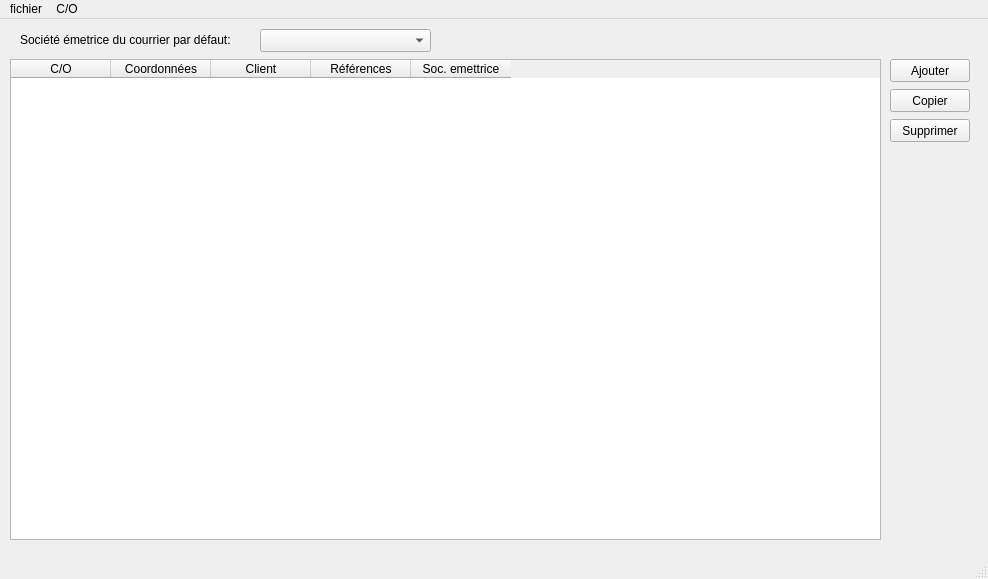
First picture: the form in ui/mainwindow.ui, repository jphoubion/COMailPrinting, before the edit.
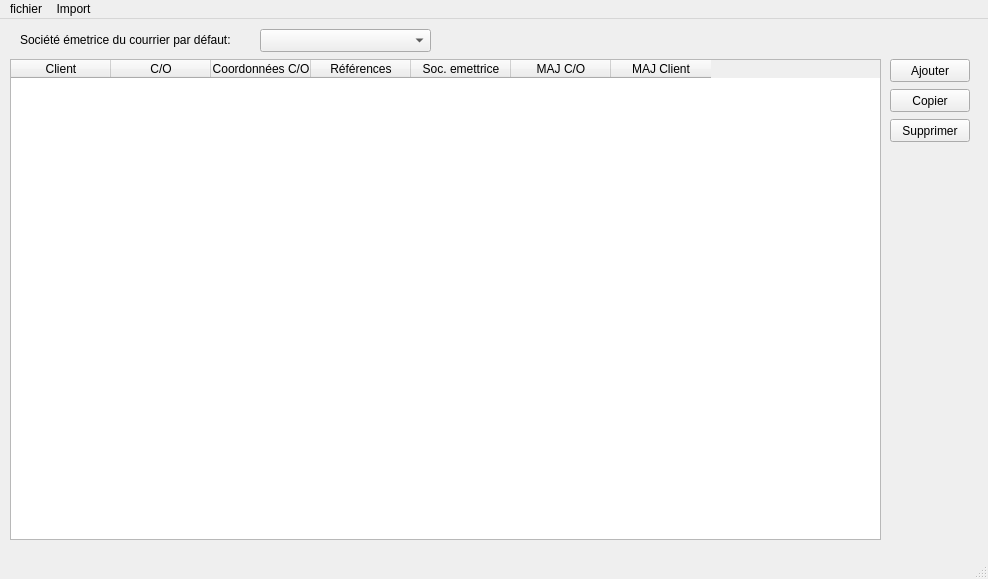
Second picture: the form after the edit.

Diff of the .ui file:
```diff
--- a/ui/mainwindow.ui
+++ b/ui/mainwindow.ui
@@ -26,6 +26,11 @@
       <height>481</height>
      </rect>
     </property>
+    <column>
+     <property name="text">
+      <string>Client</string>
+     </property>
+    </column>
     <column>
      <property name="text">
       <string>C/O</string>
@@ -33,7 +38,7 @@
     </column>
     <column>
      <property name="text">
-      <string>Coordonnées</string>
+      <string>Coordonnées C/O</string>
      </property>
      <property name="font">
       <font>
@@ -41,11 +46,6 @@
       </font>
      </property>
     </column>
-    <column>
-     <property name="text">
-      <string>Client</string>
-     </property>
-    </column>
     <column>
      <property name="text">
       <string>Références</string>
@@ -56,6 +56,16 @@
       <string>Soc. emettrice</string>
      </property>
     </column>
+    <column>
+     <property name="text">
+      <string>MAJ C/O</string>
+     </property>
+    </column>
+    <column>
+     <property name="text">
+      <string>MAJ Client</string>
+     </property>
+    </column>
    </widget>
    <widget class="QPushButton" name="btnAddRow">
     <property name="geometry">
@@ -139,14 +149,14 @@
     <addaction name="separator"/>
     <addaction name="actionQuitter"/>
    </widget>
-   <widget class="QMenu" name="menuC_O">
+   <widget class="QMenu" name="menuImport">
     <property name="title">
-     <string>C/O</string>
+     <string>Import</string>
     </property>
     <addaction name="actionGestion"/>
    </widget>
    <addaction name="menufichier"/>
-   <addaction name="menuC_O"/>
+   <addaction name="menuImport"/>
   </widget>
   <widget class="QStatusBar" name="statusbar"/>
   <action name="actionGestion">
```
Left out of the diff: 14 changed lines with no effect on the pictures.
